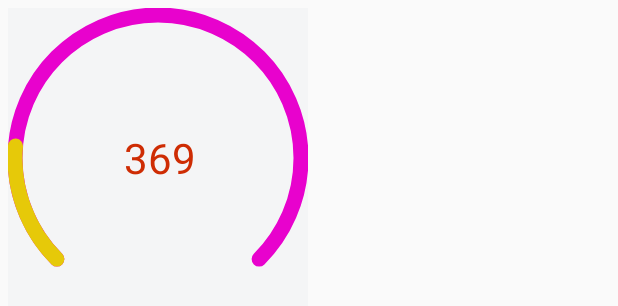
After one commit to yuanshuaiding/MyFunny, an Android app: the layout layout_myview.xml on its own in the app's theme, with its tools: preview values and no code run, on a phone screen of 412 x 824 dp. The commit adds this screen. Shown: the top 306 px of the screen. Run offline under Robolectric (Android 15) with nearby library versions, the phone set to English and light mode, and no system bars.

Commit message:
完成仿QQ计步器自定义View

```diff
--- a/app/src/main/AndroidManifest.xml
+++ b/app/src/main/AndroidManifest.xml
@@ -8,7 +8,6 @@
         android:allowBackup="true"
         android:icon="@mipmap/ic_launcher"
         android:label="@string/app_name"
-        android:roundIcon="@mipmap/ic_launcher_round"
         android:supportsRtl="true"
         android:theme="@style/AppTheme">
         <activity android:name=".activity.MainActivity">
--- a/app/src/main/java/com/eric/myfunny/DemoFrag.java
+++ b/app/src/main/java/com/eric/myfunny/fragment/DemoFrag.java
@@ -1,4 +1,4 @@
-package com.eric.myfunny;
+package com.eric.myfunny.fragment;
 
 import android.content.Context;
 import android.os.Bundle;
@@ -13,6 +13,7 @@ import android.widget.TextView;
 
 import com.eric.baselib.ioc.BindView;
 import com.eric.baselib.ioc.ViewUtils;
+import com.eric.myfunny.R;
 
 import java.util.ArrayList;
 import java.util.List;
--- /dev/null
+++ b/app/src/main/java/com/eric/myfunny/view/MyTextView.java
@@ -0,0 +1,102 @@
+package com.eric.myfunny.view;
+
+import android.content.Context;
+import android.content.res.TypedArray;
+import android.graphics.Canvas;
+import android.graphics.drawable.Drawable;
+import android.support.annotation.Nullable;
+import android.util.AttributeSet;
+import android.util.Log;
+import android.view.View;
+
+import com.eric.myfunny.R;
+
+/**
+ * author : Eric
+ * e-mail : yuanshuai@bertadata.com
+ * time   : 2017/10/18
+ * desc   : 自定义View-可展开收起的TextView控件：
+ * </br>可以指定显示行数，超出后则显示展开收起按钮
+ * version: 1.0
+ */
+
+public class MyTextView extends View {
+    private final String TAG = this.getClass().getSimpleName();
+    private Drawable expandArrow;
+    private Drawable shrinkArrow;
+    private int position;
+    private int shrinkLines;
+
+    /**
+     * 调用时机：在Java代码中通过new的方式实例化
+     */
+    public MyTextView(Context context) {
+        this(context, null);
+    }
+
+    /**
+     * 调用时机：该控件在layout布局文件中使用且没有指定android:style属性，系统会自动调用该构造方法
+     */
+    public MyTextView(Context context, @Nullable AttributeSet attrs) {
+        this(context, attrs, 0);
+    }
+
+    /**
+     * 调用时机：该控件在layout布局文件中使用且指定android:style属性，系统会自动调用该构造方法
+     */
+    public MyTextView(Context context, @Nullable AttributeSet attrs, int defStyleAttr) {
+        super(context, attrs, defStyleAttr);
+        //获取自定义属性组
+        TypedArray myAttrs = context.obtainStyledAttributes(attrs, R.styleable.MyTextView);
+        //获取指定自定义属性
+        shrinkLines = myAttrs.getInt(R.styleable.MyTextView_shrinkLines, 3);
+        position = myAttrs.getInt(R.styleable.MyTextView_positions, 0);
+        shrinkArrow = myAttrs.getDrawable(R.styleable.MyTextView_arrowShrink);
+        expandArrow = myAttrs.getDrawable(R.styleable.MyTextView_arrowExpand);
+        Log.d(TAG, "MyTextView: shrinkLines-->" + shrinkLines);
+        Log.d(TAG, "MyTextView: position-->" + position);
+        Log.d(TAG, "MyTextView: shrinkArrow-->" + shrinkArrow);
+        Log.d(TAG, "MyTextView: expandArrow-->" + expandArrow);
+        //回收资源
+        myAttrs.recycle();
+    }
+
+    /**
+     * 自定义View的测量方法，用于确定布局的宽高，由父布局调用，可以在此通过setMeasuredDimension方法修改你真正需要的尺寸
+     *
+     * @param widthMeasureSpec:该32位int值包含2部分信息：前2位存储模式（如：MeasureSpec.AT_MOST），后30位存储值
+     * @param heightMeasureSpec                                                       同上
+     */
+    @Override
+    protected void onMeasure(int widthMeasureSpec, int heightMeasureSpec) {
+        super.onMeasure(widthMeasureSpec, heightMeasureSpec);
+        //1.获取测量模式（精确或自适应，自适应指的是wrap_content）
+        //获取的值是32位widthMeasureSpec的前2位，即模式
+        int widthMode = MeasureSpec.getMode(widthMeasureSpec);
+        int heightMode = MeasureSpec.getMode(heightMeasureSpec);
+        //MeasureSpec.AT_MOST:在layout布局中使用wrap_content指定尺寸
+        //MeasureSpec.EXACTLY:在layout布局中使用具体数值指定尺寸，如：100dp,或使用match_parent
+        //MeasureSpec.UNSPECIFIED:使布局尽可能的大，实际开发中很少用，多出现在系统控件：如ScrollView,ListView,RecyclerView,在这些控件中测量子控件时会用该模式
+        int width = 0;
+        int height = 0;
+        //2.通过不同的测量模式来计算控件实际需要的空间大小
+        //获取的值是32位widthMeasureSpec的后30位，即值
+        width = MeasureSpec.getSize(widthMeasureSpec);
+        height = MeasureSpec.getSize(heightMeasureSpec);
+        //通过该内置方法最终完成设置控件的宽高值
+        setMeasuredDimension(width, height);
+    }
+
+    /**
+     * 用于绘制自定义View元素
+     *
+     * @param canvas:系统提供的画布接口，可以直接操作
+     */
+    @Override
+    protected void onDraw(Canvas canvas) {
+        super.onDraw(canvas);
+        //canvas.drawBitmap();
+        //canvas.drawText();
+        //canvas.drawArc();
+    }
+}
--- /dev/null
+++ b/app/src/main/java/com/eric/myfunny/view/QQStepView.java
@@ -0,0 +1,158 @@
+package com.eric.myfunny.view;
+
+import android.content.Context;
+import android.content.res.TypedArray;
+import android.graphics.Canvas;
+import android.graphics.Color;
+import android.graphics.Paint;
+import android.graphics.Rect;
+import android.graphics.RectF;
+import android.support.annotation.Nullable;
+import android.text.TextUtils;
+import android.util.AttributeSet;
+import android.util.Log;
+import android.view.View;
+
+import com.eric.baselib.utils.Util;
+import com.eric.myfunny.R;
+
+/**
+ * author : Eric
+ * e-mail : yuanshuai@bertadata.com
+ * time   : 2017/10/23
+ * desc   : 仿QQ计步器，效果见screenShots/qqstep.gif
+ * version: 1.0
+ */
+
+public class QQStepView extends View {
+    private static final String TAG = "QQStepView";
+    private final Paint mPaint;//画笔
+    private final Rect textBounds;
+    private float mCurrentStep;
+    private int mOuterCicleColor;
+    private int mInnerCicleColor;
+    private int mTextColor;
+    private int mTextSize;
+    private int mLineWidth;
+    private RectF mDrawRect;//绘制范围
+    private float mMaxStep = 100;
+
+    public QQStepView(Context context) {
+        this(context, null);
+    }
+
+    public QQStepView(Context context, @Nullable AttributeSet attrs) {
+        this(context, attrs, 0);
+    }
+
+    /**
+     * 1.构造函数，获取自定义属性
+     */
+    public QQStepView(Context context, @Nullable AttributeSet attrs, int defStyleAttr) {
+        super(context, attrs, defStyleAttr);
+        //获取自定义属性
+        TypedArray typedArray = context.obtainStyledAttributes(attrs, R.styleable.QQStepView);
+        if (typedArray != null) {
+            mOuterCicleColor = typedArray.getColor(R.styleable.QQStepView_outterColor, Color.BLUE);
+            mInnerCicleColor = typedArray.getColor(R.styleable.QQStepView_innerColor, Color.RED);
+            mTextColor = typedArray.getColor(R.styleable.QQStepView_android_textColor, Color.BLACK);
+            mTextSize = typedArray.getDimensionPixelSize(R.styleable.QQStepView_android_textSize, 18);
+            mLineWidth = (int) typedArray.getDimension(R.styleable.QQStepView_lineWidth, 5);
+            mMaxStep = typedArray.getFloat(R.styleable.QQStepView_maxStep, mMaxStep);
+            mCurrentStep = typedArray.getFloat(R.styleable.QQStepView_step, 0);
+            typedArray.recycle();
+        }
+
+        mPaint = new Paint();
+        mPaint.setColor(mOuterCicleColor);
+        mPaint.setAntiAlias(true);//消除锯齿
+        mPaint.setStyle(Paint.Style.STROKE);
+        mPaint.setStrokeCap(Paint.Cap.ROUND);
+        mPaint.setStrokeWidth(mLineWidth);
+        textBounds = new Rect();
+        setSteps(mCurrentStep);
+    }
+
+    /**
+     * 测量自定义View的尺寸
+     */
+    @Override
+    protected void onMeasure(int widthMeasureSpec, int heightMeasureSpec) {
+        super.onMeasure(widthMeasureSpec, heightMeasureSpec);
+        //测量模式
+        int widthMode = MeasureSpec.getMode(widthMeasureSpec);
+        int heightMode = MeasureSpec.getMode(heightMeasureSpec);
+
+        int width = 0;
+        int height = 0;
+        if (widthMode == MeasureSpec.EXACTLY) {
+            width = MeasureSpec.getSize(widthMeasureSpec);
+        } else if (widthMode == MeasureSpec.AT_MOST) {
+            //给定一个最小值
+            width = Util.dip2px(getContext(), 200);
+        }
+        if (heightMode == MeasureSpec.EXACTLY) {
+            height = MeasureSpec.getSize(heightMeasureSpec);
+        } else if (heightMode == MeasureSpec.AT_MOST) {
+            //给定一个最小值
+            height = Util.dip2px(getContext(), 200);
+        }
+
+        int size = width > height ? height : width;
+        //取两者中最小值，确保为正方形
+        setMeasuredDimension(size, size);
+    }
+
+    /**
+     * 在该回调方法中绘制所需图形
+     */
+    @Override
+    protected void onDraw(Canvas canvas) {
+        super.onDraw(canvas);
+        mPaint.setStyle(Paint.Style.STROKE);
+        mPaint.setStrokeCap(Paint.Cap.ROUND);
+        mPaint.setStrokeWidth(mLineWidth);
+        //1.绘制外圆弧
+        if (mDrawRect == null)
+            mDrawRect = new RectF(mLineWidth / 2, mLineWidth / 2, getWidth() - mLineWidth / 2, getHeight() - mLineWidth / 2);
+
+        //绘制起始位置为0时是从右侧最顶端开始
+        mPaint.setColor(mOuterCicleColor);
+        canvas.drawArc(mDrawRect, 135, 270, false, mPaint);
+        //2.绘制内圆弧
+        mPaint.setColor(mInnerCicleColor);
+        float rate = mCurrentStep / mMaxStep;
+        if (rate > 1)
+            rate = 1;
+        float sweepAngle = 270 * (rate);
+        canvas.drawArc(mDrawRect, 135, sweepAngle, false, mPaint);
+        //2.绘制文本,难点是找到绘制的起始点
+        int dx = getWidth() / 2;
+        int dy = getHeight() / 2;
+        String mText = ((int) mCurrentStep) + "";
+        if (!TextUtils.isEmpty(mText)) {
+            mPaint.reset();
+            mPaint.setColor(mTextColor);
+            mPaint.setTextSize(mTextSize);
+            mPaint.setAntiAlias(true);
+            //计算文字尺寸
+            mPaint.getTextBounds(mText, 0, mText.length(), textBounds);
+            int txtWidth = textBounds.width();
+            //Log.d(TAG, "文字宽度：" + txtWidth);
+            dx = dx - txtWidth / 2;
+            int txtHeight = (mPaint.getFontMetricsInt().bottom - mPaint.getFontMetricsInt().top) / 2 - mPaint.getFontMetricsInt().bottom;
+            //Log.d(TAG, "文字高度：" + txtHeight);
+            dy = dy + txtHeight;
+            canvas.drawText(mText, dx, dy, mPaint);
+        }
+    }
+
+    public void setSteps(float steps) {
+        mCurrentStep = steps;
+        invalidate();
+    }
+
+    public void setMaxSteps(float steps) {
+        mMaxStep=steps;
+    }
+}
--- a/app/src/main/res/drawable/ic_arrow_back_white_24dp.xml
+++ b/app/src/main/res/drawable/ic_arrow_back_white_24dp.xml
@@ -4,6 +4,6 @@
         android:viewportWidth="24.0"
         android:viewportHeight="24.0">
     <path
-        android:fillColor="@android:color/white"
+        android:fillColor="#ffffffff"
         android:pathData="M20,11H7.83l5.59,-5.59L12,4l-8,8 8,8 1.41,-1.41L7.83,13H20v-2z"/>
 </vector>
--- /dev/null
+++ b/app/src/main/res/layout/layout_myview.xml
@@ -0,0 +1,29 @@
+<?xml version="1.0" encoding="utf-8"?>
+<LinearLayout xmlns:android="http://schemas.android.com/apk/res/android"
+    xmlns:app="http://schemas.android.com/apk/res-auto"
+    android:layout_width="match_parent"
+    android:layout_height="match_parent"
+    android:orientation="vertical"
+    android:padding="5dp">
+
+    <com.eric.myfunny.view.QQStepView
+        android:id="@+id/qq_step"
+        android:layout_width="200dp"
+        android:layout_height="match_parent"
+        android:background="#f4f5f6"
+        android:textColor="#ce2c03"
+        android:textSize="28sp"
+        app:innerColor="#e6c909"
+        app:lineWidth="10dp"
+        app:maxStep="2000"
+        app:outterColor="#e802cd"
+        app:step="369" />
+
+    <com.eric.myfunny.view.MyTextView
+        android:layout_width="wrap_content"
+        android:layout_height="wrap_content"
+        app:arrowExpand="@drawable/ic_snack_ok"
+        app:arrowShrink="@drawable/ic_snack_error"
+        app:positions="center"
+        app:shrinkLines="5" />
+</LinearLayout>
--- a/baselib/build.gradle
+++ b/baselib/build.gradle
@@ -16,9 +16,11 @@ android {
     buildTypes {
         debug {
             minifyEnabled false
+            shrinkResources false
         }
         release {
-            minifyEnabled true
+            minifyEnabled false
+            shrinkResources false
             proguardFiles getDefaultProguardFile('proguard-android.txt'), 'proguard-rules.pro'
         }
     }
--- a/baselib/src/main/java/com/eric/baselib/utils/ScreenUtil.java
+++ b/baselib/src/main/java/com/eric/baselib/utils/ScreenUtil.java
@@ -4,7 +4,6 @@ import android.app.Activity;
 import android.content.Context;
 import android.graphics.Bitmap;
 import android.graphics.Rect;
-import android.os.Build;
 import android.support.v7.app.AppCompatActivity;
 import android.util.Log;
 import android.util.TypedValue;
@@ -110,9 +109,6 @@ public class ScreenUtil {
         if (context.getTheme().resolveAttribute(android.support.v7.appcompat.R.attr.actionBarSize, tv, true)) {
             if (context.getTheme().resolveAttribute(android.support.v7.appcompat.R.attr.actionBarSize, tv, true))
                 actionBarHeight = TypedValue.complexToDimensionPixelSize(tv.data, context.getResources().getDisplayMetrics());
-        } else if (Build.VERSION.SDK_INT >= Build.VERSION_CODES.HONEYCOMB) {
-            if (context.getTheme().resolveAttribute(android.R.attr.actionBarSize, tv, true))
-                actionBarHeight = TypedValue.complexToDimensionPixelSize(tv.data, context.getResources().getDisplayMetrics());
         } else {
             if (context.getTheme().resolveAttribute(android.support.v7.appcompat.R.attr.actionBarSize, tv, true))
                 actionBarHeight = TypedValue.complexToDimensionPixelSize(tv.data, context.getResources().getDisplayMetrics());
--- a/baselib/src/main/java/com/eric/baselib/views/snack/MySnackbar.java
+++ b/baselib/src/main/java/com/eric/baselib/views/snack/MySnackbar.java
@@ -810,8 +810,8 @@ public final class MySnackbar {
         @Override
         protected void onFinishInflate() {
             super.onFinishInflate();
-            mMessageView = (TextView) findViewById(R.id.snackbar_text);
-            mActionView = (Button) findViewById(R.id.snackbar_action);
+            mMessageView = findViewById(R.id.snackbar_text);
+            mActionView = findViewById(R.id.snackbar_action);
         }
 
         TextView getMessageView() {
--- a/baselib/src/main/res/values/strings.xml
+++ b/baselib/src/main/res/values/strings.xml
@@ -1,3 +1,4 @@
 <resources>
     <string name="app_name">baseLib</string>
+    <string name="msg_no_network">亲，您的网络出现问题，请检查</string>
 </resources>
```
Also changed, not shown: app/build.gradle (+10 -10 lines), app/src/main/java/com/eric/myfunny/activity/MainActivity.java (+39 -8 lines), app/src/main/res/layout/activity_main.xml (+14 -5 lines), app/src/main/res/values/attrs.xml (added, +32 -0 lines), baselib/src/main/java/com/eric/baselib/ioc/ViewUtils.java (+5 -4 lines), build.gradle (+5 -3 lines), gradle/wrapper/gradle-wrapper.properties, 3 other files.
